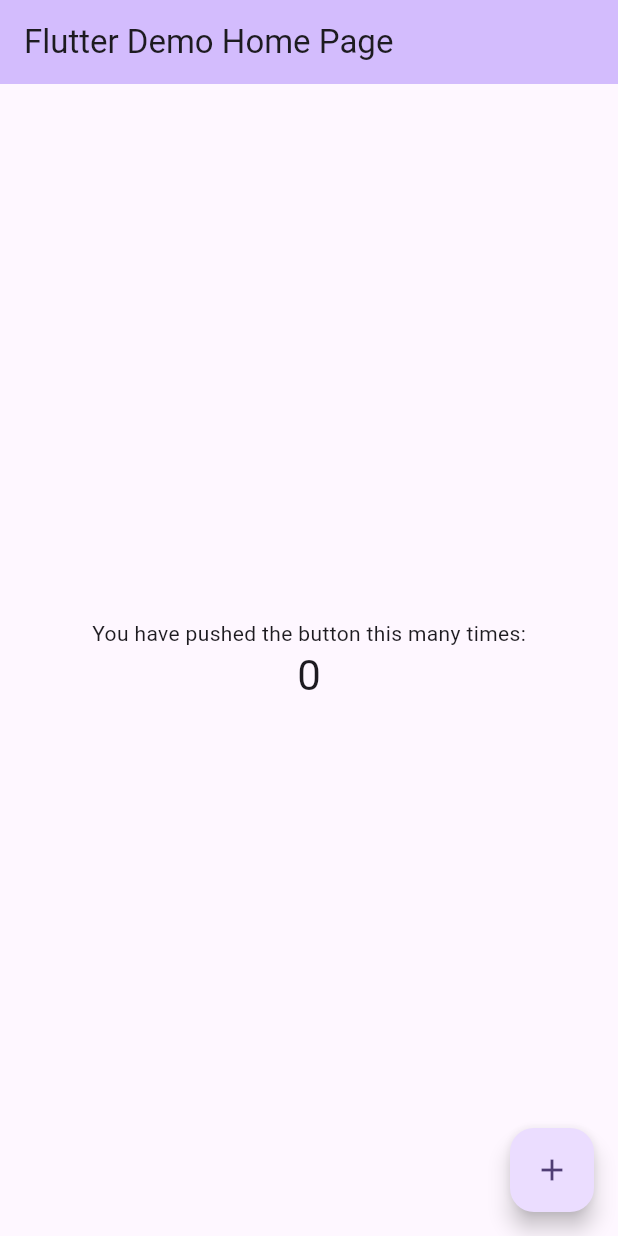
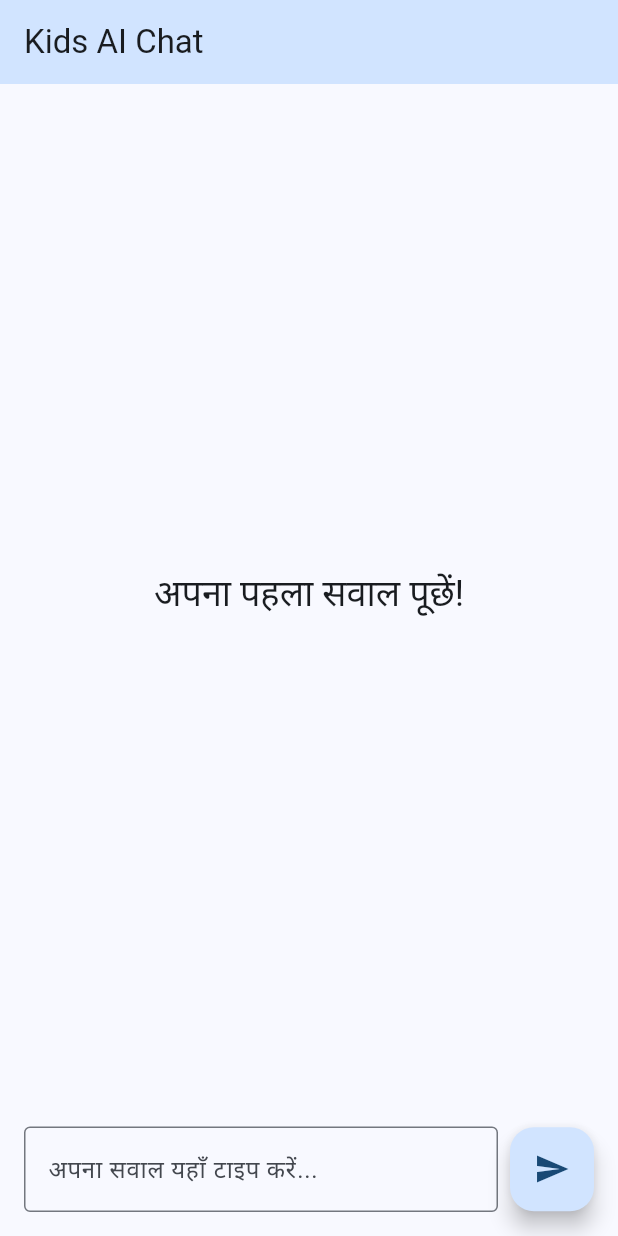
Before and after one commit to could-ai/019a4ce5-8f51-7f92-833d-3062fab96497, a Flutter app: the screen it shows after launch, on a phone screen of 412 x 824 dp. Run offline on Flutter 3.47's test engine with Material 3 defaults, Android fonts, the phone set to English and light mode, and no system bars.

Commit message:
lib/main.dart को पूरी तरह से बदलकर एक बच्चों के लिए AI चैट ऐप बनाया गया। इसमें ChatScreen विजेट जोड़कर एक चैट इंटरफेस बनाया गया जो बच्चों को सवाल पूछने और AI से जवाब पाने की अनुमति देता है। ChatMessage क्लास बनाई गई ताकि मैसेजेस को स्टोर किया जा सके। _getMockAIResponse फंक्शन में बच्चों के सामान्य सवालों के लिए नकली AI जवाब दिए गए हैं। UI को बच्चों के लिए फ्रेंडली बनाया गया है - साफ डिजाइन, रंगीन बबल्स, और हिंदी टेक्स्ट। यह ऐप Google Gemini की तरह काम करता है लेकिन अभी मॉक रिस्पॉन्स देता है - वास्तविक AI इंटीग्रेशन के लिए बाद में API जोड़ सकते हैं।

```diff
--- a/usr/lib/main.dart
+++ b/usr/lib/main.dart
@@ -7,114 +7,168 @@ void main() {
 class MyApp extends StatelessWidget {
   const MyApp({super.key});
 
-  // This widget is the root of your application.
   @override
   Widget build(BuildContext context) {
     return MaterialApp(
-      title: 'Flutter Demo',
+      title: 'Kids AI Chat',
       debugShowCheckedModeBanner: false,
       theme: ThemeData(
-        // This is the theme of your application.
-        //
-        // TRY THIS: Try running your application with "flutter run". You'll see
-        // the application has a purple toolbar. Then, without quitting the app,
-        // try changing the seedColor in the colorScheme below to Colors.green
-        // and then invoke "hot reload" (save your changes or press the "hot
-        // reload" button in a Flutter-supported IDE, or press "r" if you used
-        // the command line to start the app).
-        //
-        // Notice that the counter didn't reset back to zero; the application
-        // state is not lost during the reload. To reset the state, use hot
-        // restart instead.
-        //
-        // This works for code too, not just values: Most code changes can be
-        // tested with just a hot reload.
-        colorScheme: ColorScheme.fromSeed(seedColor: Colors.deepPurple),
+        colorScheme: ColorScheme.fromSeed(seedColor: Colors.blue),
+        useMaterial3: true,
       ),
-      home: const MyHomePage(title: 'Flutter Demo Home Page'),
+      home: const ChatScreen(),
     );
   }
 }
 
-class MyHomePage extends StatefulWidget {
-  const MyHomePage({super.key, required this.title});
+class ChatMessage {
+  final String text;
+  final bool isUser;
+  final DateTime timestamp;
 
-  // This widget is the home page of your application. It is stateful, meaning
-  // that it has a State object (defined below) that contains fields that affect
-  // how it looks.
+  ChatMessage({required this.text, required this.isUser, required this.timestamp});
+}
 
-  // This class is the configuration for the state. It holds the values (in this
-  // case the title) provided by the parent (in this case the App widget) and
-  // used by the build method of the State. Fields in a Widget subclass are
-  // always marked "final".
-
-  final String title;
+class ChatScreen extends StatefulWidget {
+  const ChatScreen({super.key});
 
   @override
-  State<MyHomePage> createState() => _MyHomePageState();
+  State<ChatScreen> createState() => _ChatScreenState();
 }
 
-class _MyHomePageState extends State<MyHomePage> {
-  int _counter = 0;
+class _ChatScreenState extends State<ChatScreen> {
+  final TextEditingController _controller = TextEditingController();
+  final List<ChatMessage> _messages = [];
+  bool _isLoading = false;
 
-  void _incrementCounter() {
+  void _sendMessage() async {
+    if (_controller.text.trim().isEmpty) return;
+
+    final userMessage = ChatMessage(
+      text: _controller.text.trim(),
+      isUser: true,
+      timestamp: DateTime.now(),
+    );
+
     setState(() {
-      // This call to setState tells the Flutter framework that something has
-      // changed in this State, which causes it to rerun the build method below
-      // so that the display can reflect the updated values. If we changed
-      // _counter without calling setState(), then the build method would not be
-      // called again, and so nothing would appear to happen.
-      _counter++;
+      _messages.add(userMessage);
+      _isLoading = true;
     });
+
+    _controller.clear();
+
+    // Simulate AI response delay
+    await Future.delayed(const Duration(seconds: 1));
+
+    // Mock AI responses based on common kids questions
+    String aiResponse = _getMockAIResponse(userMessage.text);
+
+    final aiMessage = ChatMessage(
+      text: aiResponse,
+      isUser: false,
+      timestamp: DateTime.now(),
+    );
+
+    setState(() {
+      _messages.add(aiMessage);
+      _isLoading = false;
+    });
+  }
+
+  String _getMockAIResponse(String question) {
+    // Simple mock responses for kids questions
+    String lowerQuestion = question.toLowerCase();
+
+    if (lowerQuestion.contains('kya') || lowerQuestion.contains('what')) {
+      return 'यह एक बहुत अच्छा सवाल है! मैं आपको बताता हूँ कि...';
+    } else if (lowerQuestion.contains('क्यों') || lowerQuestion.contains('why')) {
+      return 'क्योंकि... यह बहुत रोचक कारण है! क्या आप और जानना चाहेंगे?';
+    } else if (lowerQuestion.contains('कैसे') || lowerQuestion.contains('how')) {
+      return 'बहुत आसान है! सबसे पहले... फिर... और अंत में...';
+    } else if (lowerQuestion.contains('कौन') || lowerQuestion.contains('who')) {
+      return 'वह एक बहुत प्रसिद्ध व्यक्ति है जो...';
+    } else {
+      return 'यह एक मजेदार सवाल है! मैं सोच रहा हूँ... क्या आप मुझे और बताएँगे?';
+    }
   }
 
   @override
   Widget build(BuildContext context) {
-    // This method is rerun every time setState is called, for instance as done
-    // by the _incrementCounter method above.
-    //
-    // The Flutter framework has been optimized to make rerunning build methods
-    // fast, so that you can just rebuild anything that needs updating rather
-    // than having to individually change instances of widgets.
     return Scaffold(
       appBar: AppBar(
-        // TRY THIS: Try changing the color here to a specific color (to
-        // Colors.amber, perhaps?) and trigger a hot reload to see the AppBar
-        // change color while the other colors stay the same.
-        backgroundColor: Theme.of(context).colorScheme.inversePrimary,
-        // Here we take the value from the MyHomePage object that was created by
-        // the App.build method, and use it to set our appbar title.
-        title: Text(widget.title),
+        title: const Text('Kids AI Chat'),
+        backgroundColor: Theme.of(context).colorScheme.primaryContainer,
       ),
-      body: Center(
-        // Center is a layout widget. It takes a single child and positions it
-        // in the middle of the parent.
-        child: Column(
-          // Column is also a layout widget. It takes a list of children and
-          // arranges them vertically. By default, it sizes itself to fit its
-          // children horizontally, and tries to be as tall as its parent.
-          //
-          // Column has various properties to control how it sizes itself and
-          // how it positions its children. Here we use mainAxisAlignment to
-          // center the children vertically; the main axis here is the vertical
-          // axis because Columns are vertical (the cross axis would be
-          // horizontal).
-          //
-          // TRY THIS: Invoke "debug painting" (choose the "Toggle Debug Paint"
-          // action in the IDE, or press "p" in the console), to see the
-          // wireframe for each widget.
-          mainAxisAlignment: MainAxisAlignment.center,
-          children: <Widget>[
-            const Text('You have pushed the button this many times:'),
-            Text('$_counter', style: Theme.of(context).textTheme.headlineMedium),
-          ],
-        ),
+      body: Column(
+        children: [
+          Expanded(
+            child: _messages.isEmpty
+                ? Center(
+                    child: Text(
+                      'अपना पहला सवाल पूछें!',
+                      style: Theme.of(context).textTheme.headlineSmall,
+                    ),
+                  )
+                : ListView.builder(
+                    padding: const EdgeInsets.all(16),
+                    itemCount: _messages.length,
+                    itemBuilder: (context, index) {
+                      final message = _messages[index];
+                      return Align(
+                        alignment: message.isUser
+                            ? Alignment.centerRight
+                            : Alignment.centerLeft,
+                        child: Container(
+                          margin: const EdgeInsets.only(bottom: 8),
+                          padding: const EdgeInsets.all(12),
+                          decoration: BoxDecoration(
+                            color: message.isUser
+                                ? Theme.of(context).colorScheme.primary
+                                : Theme.of(context).colorScheme.secondaryContainer,
+                            borderRadius: BorderRadius.circular(16),
+                          ),
+                          child: Text(
+                            message.text,
+                            style: TextStyle(
+                              color: message.isUser
+                                  ? Theme.of(context).colorScheme.onPrimary
+                                  : Theme.of(context).colorScheme.onSecondaryContainer,
+                            ),
+                          ),
+                        ),
+                      );
+                    },
+                  ),
+          ),
+          if (_isLoading)
+            const Padding(
+              padding: EdgeInsets.all(8.0),
+              child: CircularProgressIndicator(),
+            ),
+          Container(
+            padding: const EdgeInsets.all(16),
+            child: Row(
+              children: [
+                Expanded(
+                  child: TextField(
+                    controller: _controller,
+                    decoration: const InputDecoration(
+                      hintText: 'अपना सवाल यहाँ टाइप करें...',
+                      border: OutlineInputBorder(),
+                    ),
+                    onSubmitted: (_) => _sendMessage(),
+                  ),
+                ),
+                const SizedBox(width: 8),
+                FloatingActionButton(
+                  onPressed: _sendMessage,
+                  child: const Icon(Icons.send),
+                ),
+              ],
+            ),
+          ),
+        ],
       ),
-      floatingActionButton: FloatingActionButton(
-        onPressed: _incrementCounter,
-        tooltip: 'Increment',
-        child: const Icon(Icons.add),
-      ), // This trailing comma makes auto-formatting nicer for build methods.
     );
   }
 }
```
